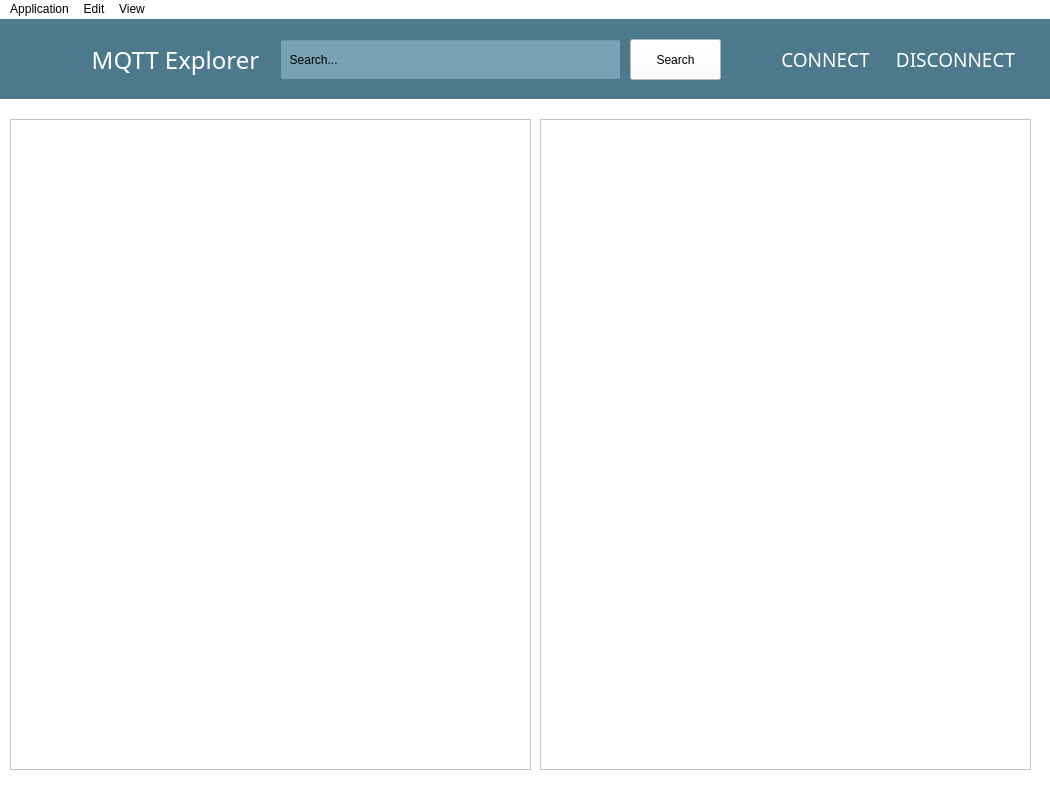
Qt form src/gui/mainwindow.ui (Sekky61/MQTT-monitor) before a commit.
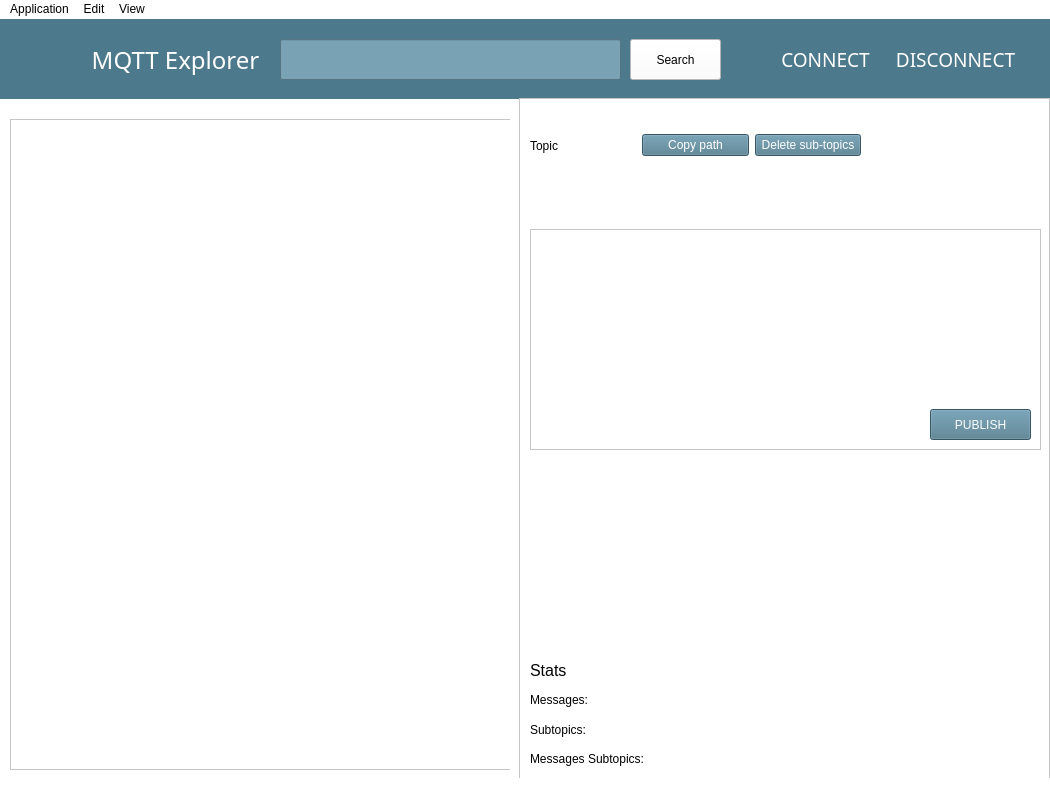
The same form after that commit.

```diff
--- a/src/gui/mainwindow.ui
+++ b/src/gui/mainwindow.ui
@@ -29,21 +29,6 @@
      <height>800</height>
     </size>
    </property>
-   <widget class="QWidget" name="verticalLayoutWidget">
-    <property name="geometry">
-     <rect>
-      <x>540</x>
-      <y>100</y>
-      <width>491</width>
-      <height>651</height>
-     </rect>
-    </property>
-    <layout class="QVBoxLayout" name="verticalLayout">
-     <item>
-      <widget class="QTextEdit" name="textEdit"/>
-     </item>
-    </layout>
-   </widget>
    <widget class="QFrame" name="frame">
     <property name="geometry">
      <rect>
@@ -103,7 +88,13 @@
       <string/>
      </property>
      <property name="text">
-      <string>  Search...</string>
+      <string/>
+     </property>
+     <property name="readOnly">
+      <bool>false</bool>
+     </property>
+     <property name="placeholderText">
+      <string/>
      </property>
     </widget>
     <widget class="QPushButton" name="searchButton">
@@ -197,6 +188,182 @@
      <bool>false</bool>
     </attribute>
    </widget>
+   <widget class="Line" name="line">
+    <property name="geometry">
+     <rect>
+      <x>510</x>
+      <y>80</y>
+      <width>20</width>
+      <height>731</height>
+     </rect>
+    </property>
+    <property name="orientation">
+     <enum>Qt::Vertical</enum>
+    </property>
+   </widget>
+   <widget class="QScrollArea" name="scrollArea">
+    <property name="geometry">
+     <rect>
+      <x>519</x>
+      <y>79</y>
+      <width>531</width>
+      <height>711</height>
+     </rect>
+    </property>
+    <property name="styleSheet">
+     <string notr="true">border-color: rgb(255, 255, 255);</string>
+    </property>
+    <property name="lineWidth">
+     <number>0</number>
+    </property>
+    <property name="widgetResizable">
+     <bool>true</bool>
+    </property>
+    <widget class="QWidget" name="scrollAreaWidgetContents_2">
+     <property name="geometry">
+      <rect>
+       <x>0</x>
+       <y>0</y>
+       <width>529</width>
+       <height>709</height>
+      </rect>
+     </property>
+     <widget class="QWidget" name="layoutWidget">
+      <property name="geometry">
+       <rect>
+        <x>10</x>
+        <y>10</y>
+        <width>331</width>
+        <height>73</height>
+       </rect>
+      </property>
+      <layout class="QHBoxLayout" name="horizontalLayout_2">
+       <item>
+        <widget class="QLabel" name="topic_label_2">
+         <property name="autoFillBackground">
+          <bool>false</bool>
+         </property>
+         <property name="styleSheet">
+          <string notr="true">font: 12pt &quot;MS Shell Dlg 2&quot;;</string>
+         </property>
+         <property name="text">
+          <string>Topic</string>
+         </property>
+         <property name="alignment">
+          <set>Qt::AlignLeading|Qt::AlignLeft|Qt::AlignVCenter</set>
+         </property>
+        </widget>
+       </item>
+       <item>
+        <widget class="QPushButton" name="copy_topic_2">
+         <property name="autoFillBackground">
+          <bool>false</bool>
+         </property>
+         <property name="styleSheet">
+          <string notr="true">color: rgb(255, 255, 255);
+background-color: rgb(77, 121, 140);</string>
+         </property>
+         <property name="text">
+          <string>Copy path</string>
+         </property>
+         <property name="flat">
+          <bool>false</bool>
+         </property>
+        </widget>
+       </item>
+       <item>
+        <widget class="QPushButton" name="delete_topic_2">
+         <property name="autoFillBackground">
+          <bool>false</bool>
+         </property>
+         <property name="styleSheet">
+          <string notr="true">color: rgb(255, 255, 255);
+background-color: rgb(77, 121, 140);</string>
+         </property>
+         <property name="text">
+          <string>Delete sub-topics</string>
+         </property>
+         <property name="flat">
+          <bool>false</bool>
+         </property>
+        </widget>
+       </item>
+      </layout>
+     </widget>
+     <widget class="QTextEdit" name="textEdit">
+      <property name="geometry">
+       <rect>
+        <x>10</x>
+        <y>130</y>
+        <width>511</width>
+        <height>221</height>
+       </rect>
+      </property>
+     </widget>
+     <widget class="QWidget" name="">
+      <property name="geometry">
+       <rect>
+        <x>10</x>
+        <y>560</y>
+        <width>131</width>
+        <height>111</height>
+       </rect>
+      </property>
+      <layout class="QVBoxLayout" name="verticalLayout">
+       <item>
+        <widget class="QLabel" name="Stats_label">
+         <property name="font">
+          <font>
+           <pointsize>12</pointsize>
+          </font>
+         </property>
+         <property name="text">
+          <string>Stats</string>
+         </property>
+        </widget>
+       </item>
+       <item>
+        <widget class="QLabel" name="label">
+         <property name="text">
+          <string>Messages:</string>
+         </property>
+        </widget>
+       </item>
+       <item>
+        <widget class="QLabel" name="label_2">
+         <property name="text">
+          <string>Subtopics:</string>
+         </property>
+        </widget>
+       </item>
+       <item>
+        <widget class="QLabel" name="label_3">
+         <property name="text">
+          <string>Messages Subtopics:</string>
+         </property>
+        </widget>
+       </item>
+      </layout>
+     </widget>
+     <widget class="QPushButton" name="publish_button">
+      <property name="geometry">
+       <rect>
+        <x>410</x>
+        <y>310</y>
+        <width>101</width>
+        <height>31</height>
+       </rect>
+      </property>
+      <property name="styleSheet">
+       <string notr="true">color: rgb(255, 255, 255);
+background-color: rgb(77, 121, 140);</string>
+      </property>
+      <property name="text">
+       <string>PUBLISH</string>
+      </property>
+     </widget>
+    </widget>
+   </widget>
   </widget>
   <widget class="QMenuBar" name="menubar">
    <property name="geometry">
```
